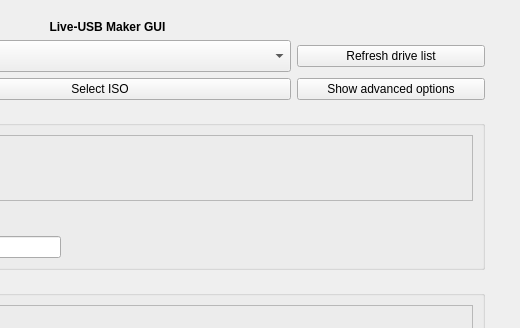
AdrianTM/mx-live-usb-maker, file mainwindow.ui: the form before one commit; both pictures show x 305 to 825 and y 0 to 328 of the 825 by 789 pixel window.
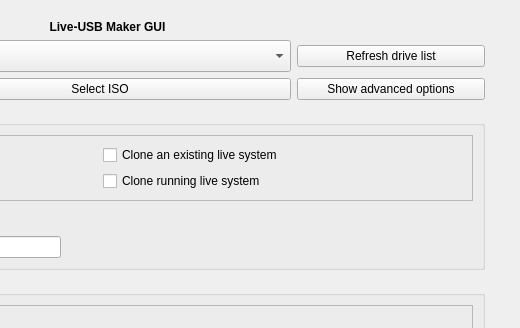
The form after the commit. Icons and pictures are not drawn.

Commit message: gui changes for clone mode

Diff of the .ui file:
```diff
--- a/mainwindow.ui
+++ b/mainwindow.ui
@@ -504,13 +504,6 @@
              <enum>QFrame::Plain</enum>
             </property>
             <layout class="QGridLayout" name="gridLayout_7">
-             <item row="1" column="0">
-              <widget class="QCheckBox" name="cb_encrypt">
-               <property name="text">
-                <string>Encrypt</string>
-               </property>
-              </widget>
-             </item>
              <item row="0" column="0">
               <widget class="QCheckBox" name="cb_pretend">
                <property name="text">
@@ -518,6 +511,27 @@
                </property>
               </widget>
              </item>
+             <item row="0" column="1">
+              <widget class="QCheckBox" name="cb_clone_mode">
+               <property name="text">
+                <string>Clone an existing live system</string>
+               </property>
+              </widget>
+             </item>
+             <item row="1" column="0">
+              <widget class="QCheckBox" name="cb_encrypt">
+               <property name="text">
+                <string>Encrypt</string>
+               </property>
+              </widget>
+             </item>
+             <item row="1" column="1">
+              <widget class="QCheckBox" name="cb_clone_live">
+               <property name="text">
+                <string>Clone running live system</string>
+               </property>
+              </widget>
+             </item>
             </layout>
            </widget>
           </item>
```
The commit also changes 1 other file.
